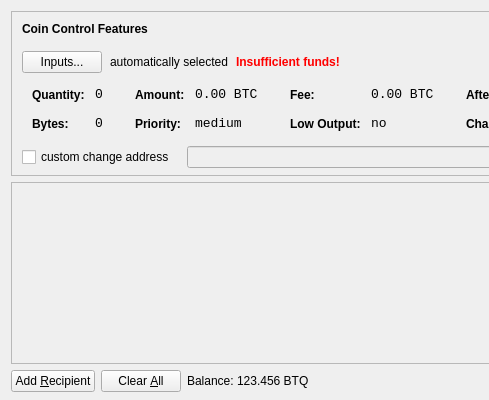
Qt form src/qt/forms/sendcoinsdialog.ui (bitquarkcoin/BitQuark) before a commit; both pictures show x 0 to 489 and y 0 to 400 of the 850 by 400 pixel window.
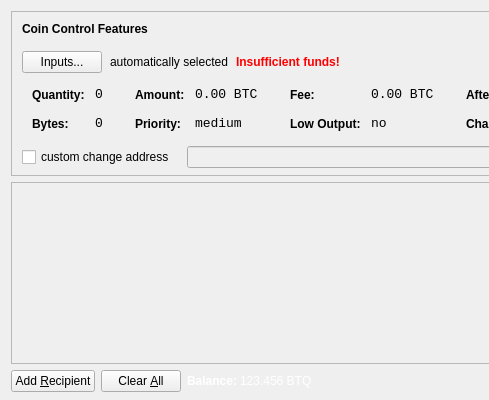
The same form after that commit. Icons and pictures are not drawn.

Diff of the .ui file:
```diff
--- a/src/qt/forms/sendcoinsdialog.ui
+++ b/src/qt/forms/sendcoinsdialog.ui
@@ -709,6 +709,9 @@
        </property>
        <item>
         <widget class="QLabel" name="label">
+         <property name="styleSheet">
+          <string notr="true">color:white;font-weight:bold;</string>
+         </property>
          <property name="text">
           <string>Balance:</string>
          </property>
@@ -719,6 +722,9 @@
          <property name="cursor">
           <cursorShape>IBeamCursor</cursorShape>
          </property>
+         <property name="styleSheet">
+          <string notr="true">color:white;</string>
+         </property>
          <property name="text">
           <string>123.456 BTQ</string>
          </property>
```
Left out of the diff: 13 changed lines with no effect on the pictures.
